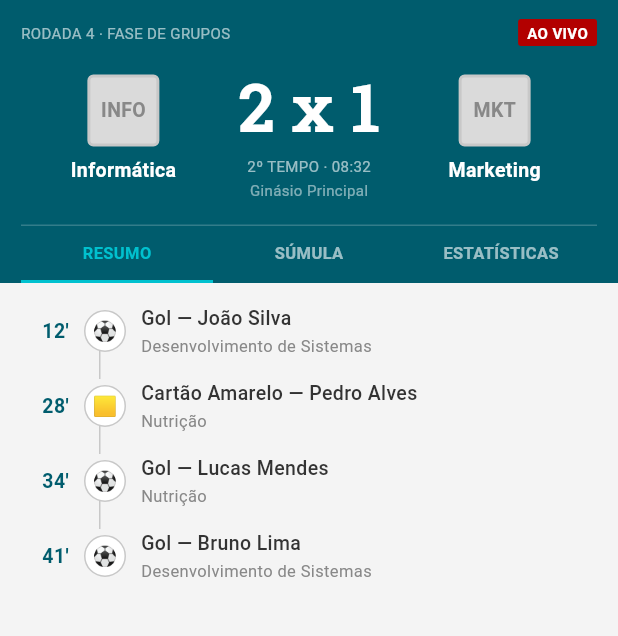
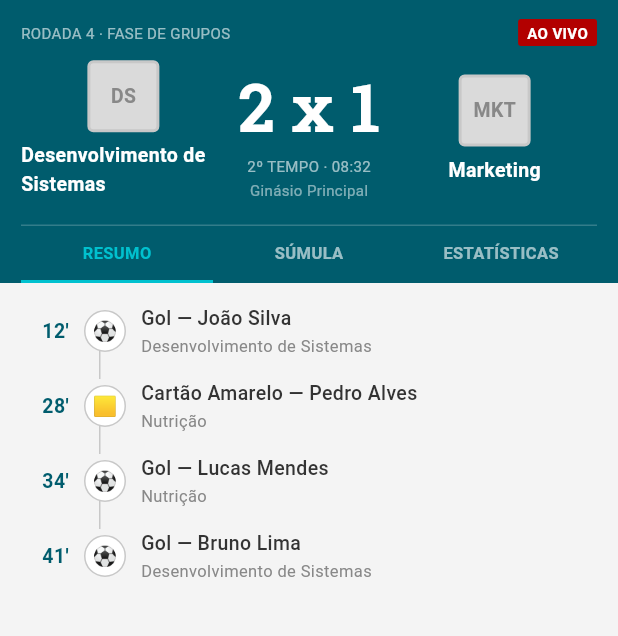
Before and after one commit to NichollasTenorio/Interclasse-App, a Flutter app: the screen it shows after launch, after a tap on "AO VIVO · 2º TEMPO 08:32", on a phone screen of 412 x 824 dp, the part 47-683 px from its top. Run offline on Flutter 3.47's test engine with Material 3 defaults, Android fonts, the light colour scheme and no system bars; our stand-ins replace flutter_svg, google_fonts.

Commit message:
info -> ds match screen

```diff
--- a/lib/screens/match_detail_screen.dart
+++ b/lib/screens/match_detail_screen.dart
@@ -86,7 +86,7 @@ class _MatchDetailScreenState extends State<MatchDetailScreen> {
               children: [
                 const Expanded(
                   child: TeamColumn(
-                    abbr: 'INFO', name: 'Informática',
+                    abbr: 'DS', name: 'Desenvolvimento de Sistemas',
                     avatarSize: 48, nameSize: 13, nameColor: AppColors.white,
                     nameWeight: FontWeight.w600, gap: 6,
                   ),
```
